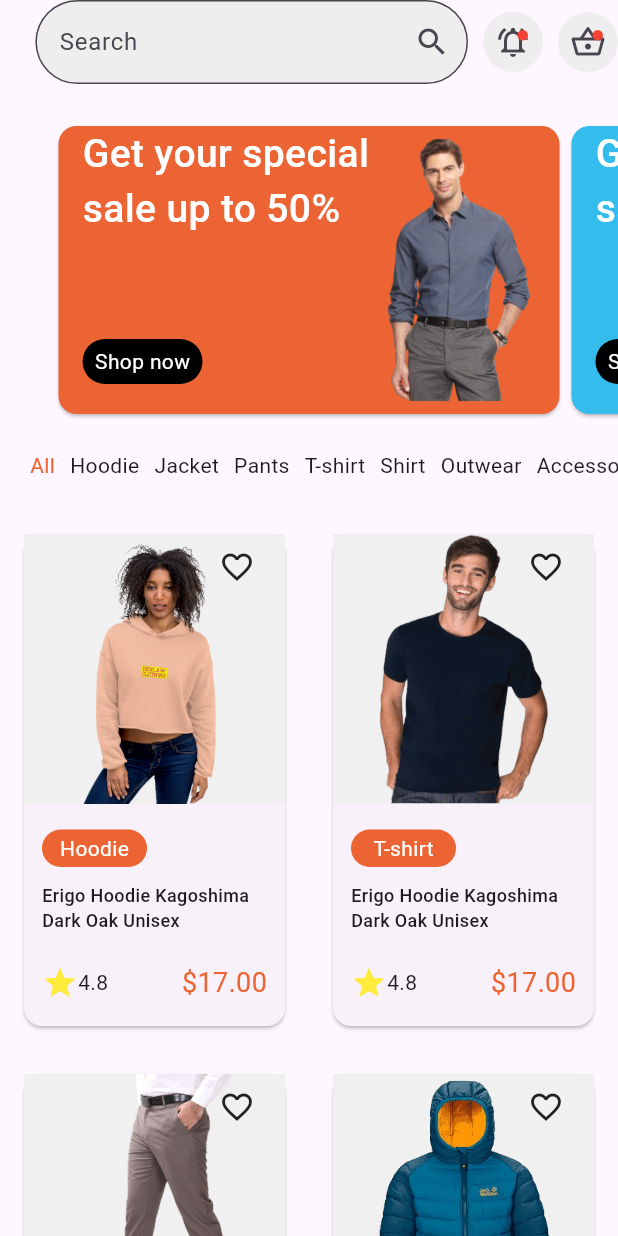
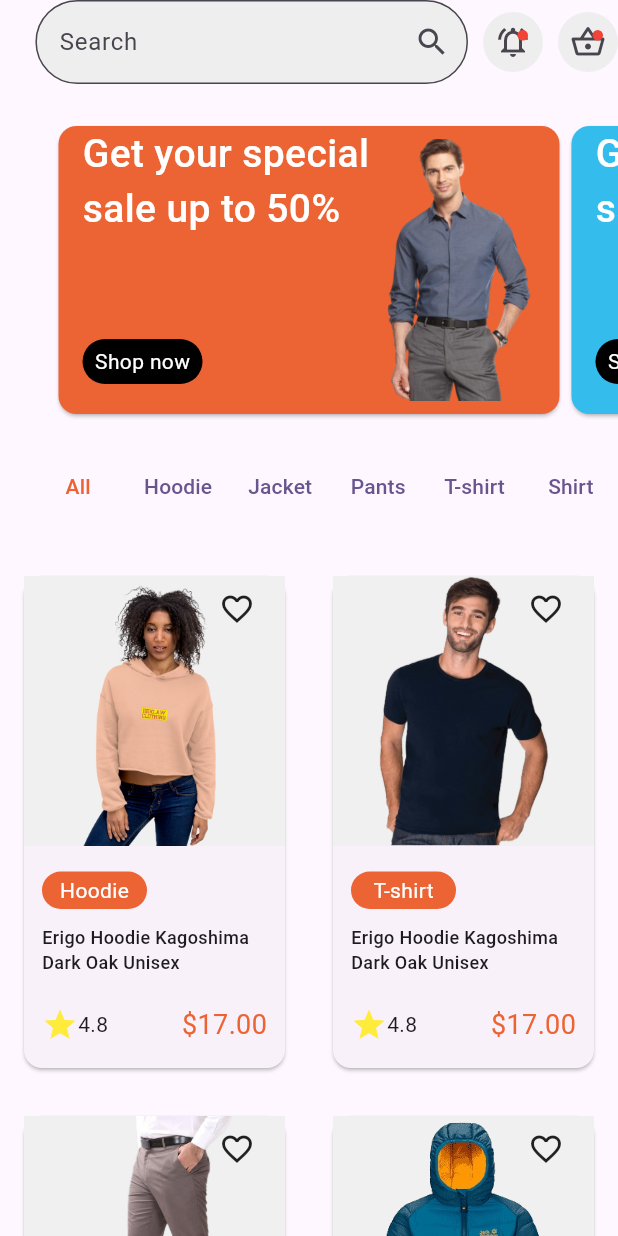
Before and after one commit to samiraliyev/e_commerce_design_flutter, a Flutter app: the screen it shows after launch, on a phone screen of 412 x 824 dp. Run offline on Flutter 3.47's test engine with Material 3 defaults, Android fonts, the phone set to English and light mode, and no system bars.

Commit message:
category line changed to textbutton

```diff
--- a/lib/ui/home/widget/category_line/categories.dart
+++ b/lib/ui/home/widget/category_line/categories.dart
@@ -1,6 +1,5 @@
 import 'package:e_commerce_app/constants/color/app_color.dart';
 import 'package:e_commerce_app/constants/strings/app_strings.dart';
-import 'package:e_commerce_app/extension/sized_extension.dart';
 import 'package:flutter/material.dart';
 
 class Categories extends StatefulWidget {
@@ -22,24 +21,39 @@ class _CategoriesState extends State<Categories> {
         child: Row(
           mainAxisAlignment: MainAxisAlignment.spaceEvenly,
           children: [
-            const Text(
-              AppStrings.allCategory,
-              style: TextStyle(color: AppColor.priceColor),
+            TextButton(
+              onPressed: () {},
+              child: const Text(AppStrings.allCategory,
+                  style: TextStyle(color: AppColor.priceColor)),
             ),
-            10.w,
-            const Text(AppStrings.hoodieCategory),
-            10.w,
-            const Text(AppStrings.jacketCategory),
-            10.w,
-            const Text(AppStrings.pantsCategory),
-            10.w,
-            const Text(AppStrings.tshirtCategory),
-            10.w,
-            const Text(AppStrings.shirtCategory),
-            10.w,
-            const Text(AppStrings.outwearCategory),
-            10.w,
-            const Text(AppStrings.accessoriesCategory),
+            TextButton(
+              onPressed: () {},
+              child: const Text(AppStrings.hoodieCategory),
+            ),
+            TextButton(
+              onPressed: () {},
+              child: const Text(AppStrings.jacketCategory),
+            ),
+            TextButton(
+              onPressed: () {},
+              child: const Text(AppStrings.pantsCategory),
+            ),
+            TextButton(
+              onPressed: () {},
+              child: const Text(AppStrings.tshirtCategory),
+            ),
+            TextButton(
+              onPressed: () {},
+              child: const Text(AppStrings.shirtCategory),
+            ),
+            TextButton(
+              onPressed: () {},
+              child: const Text(AppStrings.outwearCategory),
+            ),
+            TextButton(
+              onPressed: () {},
+              child: const Text(AppStrings.accessoriesCategory),
+            ),
           ],
         ),
       ),
```
